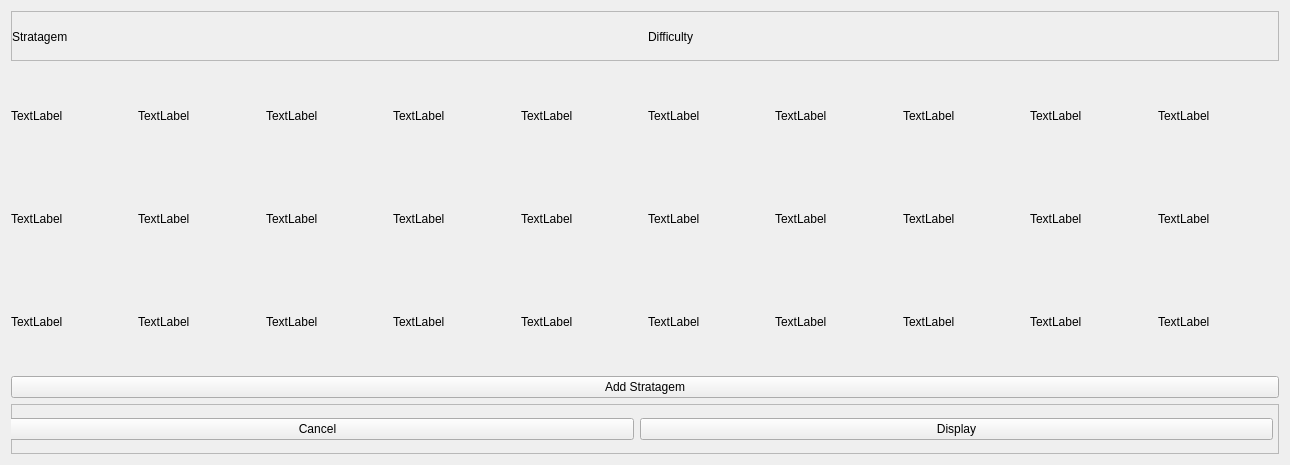
Qt form PlaylistItem.ui (cscmieu/Democratic-Stratagem-Trainer) before a commit.
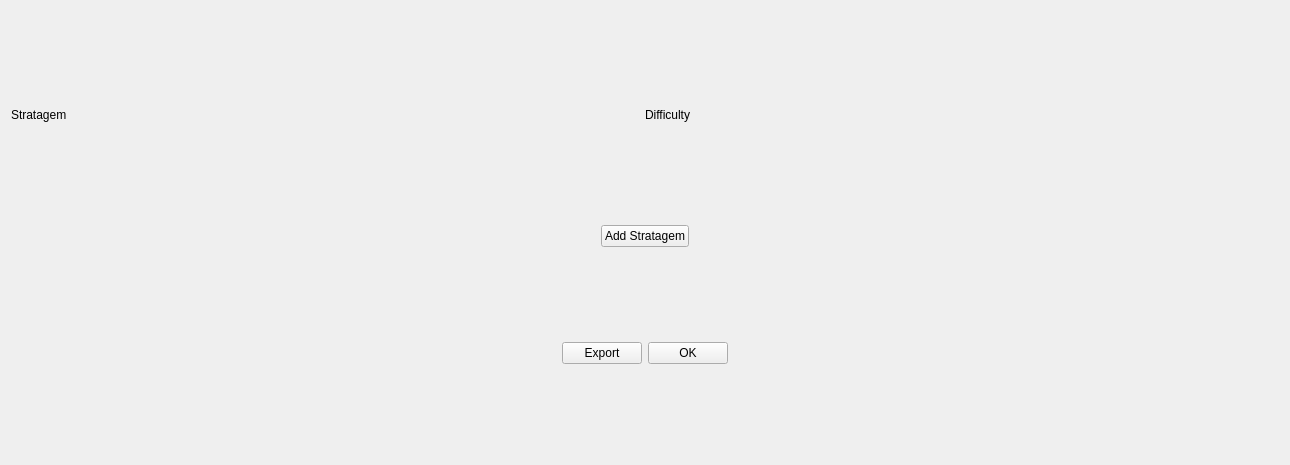
The same form after that commit.

```diff
--- a/PlaylistItem.ui
+++ b/PlaylistItem.ui
@@ -15,28 +15,6 @@
   </property>
   <layout class="QVBoxLayout" name="verticalLayout">
    <item>
-    <widget class="QFrame" name="Header">
-     <property name="maximumSize">
-      <size>
-       <width>20000</width>
-       <height>50</height>
-      </size>
-     </property>
-     <property name="frameShape">
-      <enum>QFrame::StyledPanel</enum>
-     </property>
-     <property name="frameShadow">
-      <enum>QFrame::Raised</enum>
-     </property>
-     <widget class="QWidget" name="horizontalLayoutWidget">
-      <property name="geometry">
-       <rect>
-        <x>1</x>
-        <y>0</y>
-        <width>1271</width>
-        <height>51</height>
-       </rect>
-      </property>
       <layout class="QHBoxLayout" name="Head">
        <property name="spacing">
         <number>0</number>
@@ -46,6 +24,12 @@
        </property>
        <item>
         <widget class="QLabel" name="Name">
+       <property name="maximumSize">
+        <size>
+         <width>16777215</width>
+         <height>30</height>
+        </size>
+       </property>
          <property name="text">
           <string>Stratagem</string>
          </property>
@@ -53,240 +37,46 @@
        </item>
        <item>
         <widget class="QLabel" name="Difficulty">
+       <property name="maximumSize">
+        <size>
+         <width>16777215</width>
+         <height>30</height>
+        </size>
+       </property>
          <property name="text">
           <string>Difficulty</string>
          </property>
         </widget>
        </item>
       </layout>
-     </widget>
-    </widget>
    </item>
    <item>
     <layout class="QVBoxLayout" name="Stratagems">
      <item>
-      <layout class="QHBoxLayout" name="Stratagems_1">
-       <item>
-        <widget class="QLabel" name="label_0">
-         <property name="text">
-          <string>TextLabel</string>
-         </property>
-        </widget>
+      <layout class="QHBoxLayout" name="Stratagems_1"/>
        </item>
        <item>
-        <widget class="QLabel" name="label_1">
-         <property name="text">
-          <string>TextLabel</string>
-         </property>
-        </widget>
+      <layout class="QHBoxLayout" name="Stratagems_2"/>
        </item>
        <item>
-        <widget class="QLabel" name="label_2">
-         <property name="text">
-          <string>TextLabel</string>
-         </property>
-        </widget>
-       </item>
-       <item>
-        <widget class="QLabel" name="label_3">
-         <property name="text">
-          <string>TextLabel</string>
-         </property>
-        </widget>
-       </item>
-       <item>
-        <widget class="QLabel" name="label_4">
-         <property name="text">
-          <string>TextLabel</string>
-         </property>
-        </widget>
-       </item>
-       <item>
-        <widget class="QLabel" name="label_5">
-         <property name="text">
-          <string>TextLabel</string>
-         </property>
-        </widget>
-       </item>
-       <item>
-        <widget class="QLabel" name="label_6">
-         <property name="text">
-          <string>TextLabel</string>
-         </property>
-        </widget>
-       </item>
-       <item>
-        <widget class="QLabel" name="label_7">
-         <property name="text">
-          <string>TextLabel</string>
-         </property>
-        </widget>
-       </item>
-       <item>
-        <widget class="QLabel" name="label_8">
-         <property name="text">
-          <string>TextLabel</string>
-         </property>
-        </widget>
-       </item>
-       <item>
-        <widget class="QLabel" name="label_9">
-         <property name="text">
-          <string>TextLabel</string>
-         </property>
-        </widget>
-       </item>
+      <layout class="QHBoxLayout" name="Stratagems_3"/>
+     </item>
       </layout>
      </item>
      <item>
-      <layout class="QHBoxLayout" name="Stratagems_2">
+    <layout class="QHBoxLayout" name="horizontalLayout">
        <item>
-        <widget class="QLabel" name="label_20">
-         <property name="text">
-          <string>TextLabel</string>
-         </property>
-        </widget>
-       </item>
-       <item>
-        <widget class="QLabel" name="label_19">
-         <property name="text">
-          <string>TextLabel</string>
-         </property>
-        </widget>
-       </item>
-       <item>
-        <widget class="QLabel" name="label_18">
-         <property name="text">
-          <string>TextLabel</string>
-         </property>
-        </widget>
-       </item>
-       <item>
-        <widget class="QLabel" name="label_17">
-         <property name="text">
-          <string>TextLabel</string>
-         </property>
-        </widget>
-       </item>
-       <item>
-        <widget class="QLabel" name="label_16">
-         <property name="text">
-          <string>TextLabel</string>
-         </property>
-        </widget>
-       </item>
-       <item>
-        <widget class="QLabel" name="label_15">
-         <property name="text">
-          <string>TextLabel</string>
-         </property>
-        </widget>
-       </item>
-       <item>
-        <widget class="QLabel" name="label_14">
-         <property name="text">
-          <string>TextLabel</string>
-         </property>
-        </widget>
-       </item>
-       <item>
-        <widget class="QLabel" name="label_13">
-         <property name="text">
-          <string>TextLabel</string>
-         </property>
-        </widget>
-       </item>
-       <item>
-        <widget class="QLabel" name="label_12">
-         <property name="text">
-          <string>TextLabel</string>
-         </property>
-        </widget>
-       </item>
-       <item>
-        <widget class="QLabel" name="label_11">
-         <property name="text">
-          <string>TextLabel</string>
-         </property>
-        </widget>
-       </item>
-      </layout>
-     </item>
-     <item>
-      <layout class="QHBoxLayout" name="Stratagems_3">
-       <item>
-        <widget class="QLabel" name="label_30">
-         <property name="text">
-          <string>TextLabel</string>
-         </property>
-        </widget>
-       </item>
-       <item>
-        <widget class="QLabel" name="label_29">
-         <property name="text">
-          <string>TextLabel</string>
-         </property>
-        </widget>
-       </item>
-       <item>
-        <widget class="QLabel" name="label_28">
-         <property name="text">
-          <string>TextLabel</string>
-         </property>
-        </widget>
-       </item>
-       <item>
-        <widget class="QLabel" name="label_27">
-         <property name="text">
-          <string>TextLabel</string>
-         </property>
-        </widget>
-       </item>
-       <item>
-        <widget class="QLabel" name="label_26">
-         <property name="text">
-          <string>TextLabel</string>
-         </property>
-        </widget>
-       </item>
-       <item>
-        <widget class="QLabel" name="label_25">
-         <property name="text">
-          <string>TextLabel</string>
-         </property>
-        </widget>
-       </item>
-       <item>
-        <widget class="QLabel" name="label_24">
-         <property name="text">
-          <string>TextLabel</string>
-         </property>
-        </widget>
-       </item>
-       <item>
-        <widget class="QLabel" name="label_23">
-         <property name="text">
-          <string>TextLabel</string>
-         </property>
-        </widget>
-       </item>
-       <item>
-        <widget class="QLabel" name="label_22">
-         <property name="text">
-          <string>TextLabel</string>
-         </property>
-        </widget>
-       </item>
-       <item>
-        <widget class="QLabel" name="label_21">
-         <property name="text">
-          <string>TextLabel</string>
-         </property>
-        </widget>
-       </item>
-      </layout>
-     </item>
-    </layout>
+      <spacer name="horizontalSpacer_3">
+       <property name="orientation">
+        <enum>Qt::Horizontal</enum>
+       </property>
+       <property name="sizeHint" stdset="0">
+        <size>
+         <width>30</width>
+         <height>20</height>
+        </size>
+       </property>
+      </spacer>
    </item>
    <item>
     <widget class="QPushButton" name="AddStratagemButton">
@@ -296,46 +86,63 @@
     </widget>
    </item>
    <item>
-    <widget class="QFrame" name="frame_2">
-     <property name="maximumSize">
+      <spacer name="horizontalSpacer_4">
+       <property name="orientation">
+        <enum>Qt::Horizontal</enum>
+       </property>
+       <property name="sizeHint" stdset="0">
       <size>
-       <width>16777215</width>
-       <height>50</height>
-      </size>
-     </property>
-     <property name="frameShape">
-      <enum>QFrame::StyledPanel</enum>
-     </property>
-     <property name="frameShadow">
-      <enum>QFrame::Raised</enum>
-     </property>
-     <widget class="QWidget" name="">
-      <property name="geometry">
-       <rect>
-        <x>-10</x>
-        <y>-5</y>
-        <width>1272</width>
-        <height>61</height>
-       </rect>
-      </property>
+         <width>30</width>
+         <height>20</height>
+        </size>
+       </property>
+      </spacer>
+     </item>
+    </layout>
+   </item>
+   <item>
       <layout class="QHBoxLayout" name="ControlButtons">
+     <item>
+      <spacer name="horizontalSpacer">
+       <property name="orientation">
+        <enum>Qt::Horizontal</enum>
+       </property>
+       <property name="sizeHint" stdset="0">
+        <size>
+         <width>40</width>
+         <height>20</height>
+        </size>
+       </property>
+      </spacer>
+     </item>
+     <item>
+      <widget class="QPushButton" name="Export">
+       <property name="text">
+        <string>Export</string>
+       </property>
+      </widget>
+     </item>
        <item>
         <widget class="QPushButton" name="Cancel">
          <property name="text">
-          <string>Cancel</string>
+        <string>OK</string>
          </property>
         </widget>
        </item>
        <item>
-        <widget class="QPushButton" name="Ok">
-         <property name="text">
-          <string>Display</string>
-         </property>
-        </widget>
-       </item>
-      </layout>
-     </widget>
-    </widget>
+      <spacer name="horizontalSpacer_2">
+       <property name="orientation">
+        <enum>Qt::Horizontal</enum>
+       </property>
+       <property name="sizeHint" stdset="0">
+        <size>
+         <width>40</width>
+         <height>20</height>
+        </size>
+       </property>
+      </spacer>
+     </item>
+    </layout>
    </item>
   </layout>
  </widget>
```
Lines whose indentation alone changed are shown as unchanged.
